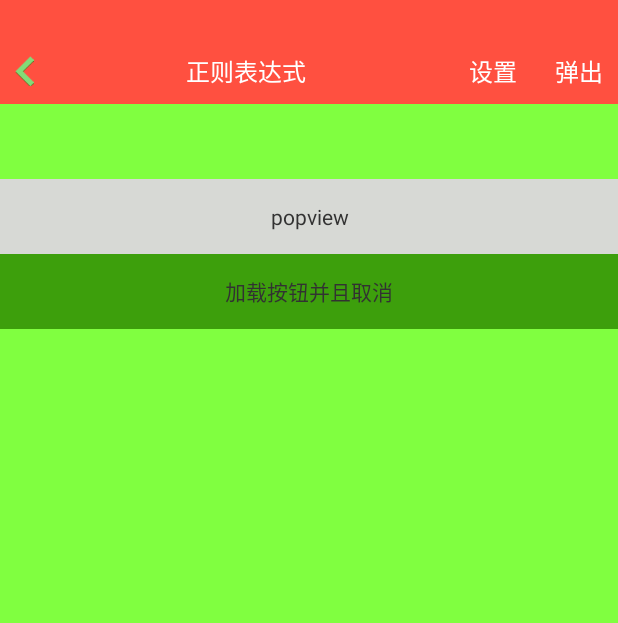
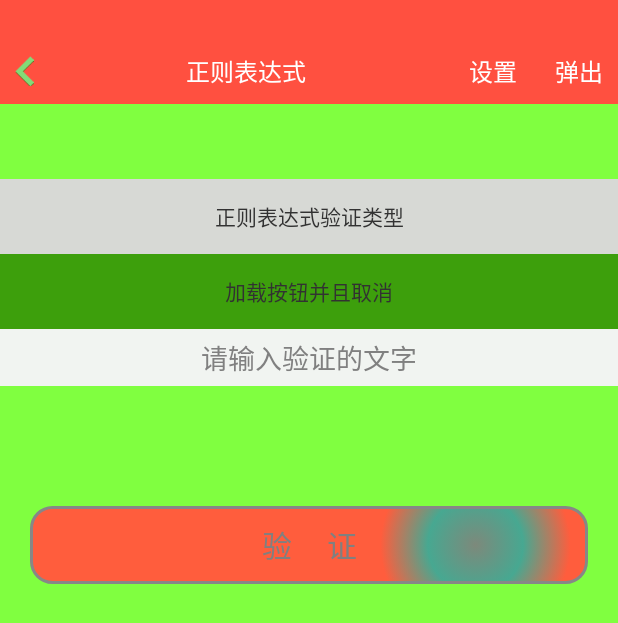
Before and after one commit to weixiaoming666/TextDemo, an Android app: the GrepAty screen opened directly, with no data from a screen before it, on a phone screen of 412 x 824 dp. Shown: the top 623 px of the screen. Run offline under Robolectric (Android 15) with nearby library versions, the phone set to English and light mode, and no system bars.

Commit message:
正则表达式部分验证完成

```diff
--- /dev/null
+++ b/app/src/main/res/drawable/bt_selector_1.xml
@@ -0,0 +1,66 @@
+<?xml version="1.0" encoding="utf-8"?>
+<selector xmlns:android="http://schemas.android.com/apk/res/android">
+    <item android:state_pressed="false">
+        <shape>
+
+            <corners
+                android:radius="14dp"
+                />
+            <gradient
+                android:gradientRadius="95"
+                android:centerX="80%"
+                android:centerY="50%"
+                android:centerColor="#47A891"
+                android:startColor="#7d897b"
+                android:endColor="#FF5D3D"
+                android:type="radial"
+                />
+            <padding
+                android:left="0dp"
+                android:top="0dp"
+                android:right="0dp"
+                android:bottom="0dp"
+                />
+            <size
+                android:width="250dp"
+                android:height="60dp"
+                />
+            <stroke
+                android:width="2dp"
+                android:color="#878787"
+                />
+        </shape>
+    </item>
+
+    <item android:state_pressed="true">
+        <shape>
+
+            <corners
+                android:radius="14dp"
+                />
+            <gradient
+                android:gradientRadius="95"
+                android:centerX="80%"
+                android:centerY="50%"
+                android:centerColor="#ecdd0a"
+                android:startColor="#77d9c7"
+                android:endColor="#60352d"
+                android:type="radial"
+                />
+            <padding
+                android:left="0dp"
+                android:top="0dp"
+                android:right="0dp"
+                android:bottom="0dp"
+                />
+            <size
+                android:width="250dp"
+                android:height="60dp"
+                />
+            <stroke
+                android:width="2dp"
+                android:color="#878787"
+                />
+        </shape>
+    </item>
+</selector>
--- a/app/src/main/res/layout/activity_grep.xml
+++ b/app/src/main/res/layout/activity_grep.xml
@@ -12,7 +12,7 @@
         android:layout_width="match_parent"
         android:layout_height="50dp"
         android:gravity="center"
-        android:text="popview"
+        android:text="正则表达式验证类型"
         android:background="@color/gray"
          />
     <TextView
@@ -24,4 +24,25 @@
         android:text="加载按钮并且取消"
         android:background="@color/graw_0"
         />
+    <EditText
+        android:id="@+id/et_grep"
+        android:padding="5dp"
+        android:background="@color/white"
+        android:layout_width="match_parent"
+        android:layout_height="wrap_content"
+        android:gravity="center"
+        android:hint="请输入验证的文字"/>
+    <Button
+        android:onClick="verityGrep"
+        android:layout_marginTop="80dp"
+        android:layout_marginLeft="20dp"
+        android:layout_marginRight="20dp"
+        android:id="@+id/bt_grep"
+        android:background="@drawable/bt_selector_1"
+        android:layout_width="match_parent"
+        android:layout_height="52dp"
+        android:gravity="center"
+        android:textSize="20sp"
+        android:textColor="@color/black"
+        android:hint="验     证"/>
 </LinearLayout>
--- a/app/src/main/res/layout/activity_main.xml
+++ b/app/src/main/res/layout/activity_main.xml
@@ -17,7 +17,7 @@
         android:layout_width="match_parent"
         android:layout_height="30dp"
         android:text="横向滑动测试!"
-        android:background="@color/colorPrimary"/>
+        android:background="@drawable/bt_selector_1"/>
 
     <TextView
         android:background="@color/yellow"
@@ -188,7 +188,7 @@
         android:text="Gson汉子"
         />
     <TextView
-        android:background="@drawable/learn_view_shape"
+        android:background="@drawable/bt_selector_1"
         android:gravity="center"
         android:textSize="20sp"
         android:onClick="grep"
```
Also changed, not shown: app/src/main/java/com/example/administrator/textdemo/grep/GrepAty.java (+34 -3 lines), app/src/main/java/com/example/administrator/textdemo/view/MyPopupWindow.java (+15 -8 lines), app/src/main/res/drawable/bt_shape_1.xml (added, +29 -0 lines).
